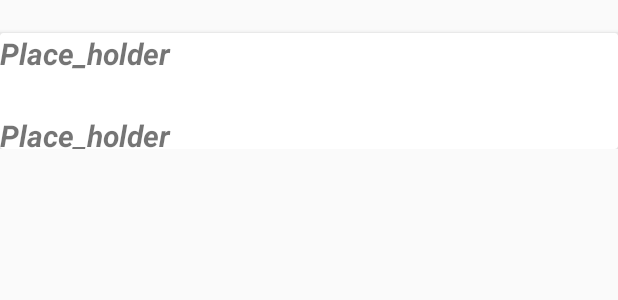
After one commit to pabloduz/SocialYou, an Android app: the layout list_event.xml on its own in the app's theme, with its tools: preview values and no code run, on a phone screen of 412 x 824 dp. The commit adds this screen. Shown: the top 300 px of the screen. Run offline under Robolectric (Android 15) with nearby library versions, the phone set to English and light mode, and no system bars.

Commit message:
starting my events

```diff
--- a/sample/src/main/AndroidManifest.xml
+++ b/sample/src/main/AndroidManifest.xml
@@ -30,7 +30,9 @@
         <activity android:name="com.eccos.socialyou.AddEventForm"
             android:screenOrientation="portrait">
         </activity>
-
+        <activity android:name="com.eccos.socialyou.MyEvents"
+            android:screenOrientation="portrait">
+        </activity>
 
     </application>
 
--- /dev/null
+++ b/sample/src/main/res/layout/list_event.xml
@@ -0,0 +1,58 @@
+<?xml version="1.0" encoding="utf-8"?>
+<LinearLayout xmlns:android="http://schemas.android.com/apk/res/android"
+    android:orientation="vertical" android:layout_width="match_parent"
+    android:layout_height="wrap_content">
+
+    <TextView
+        android:id="@+id/header"
+        android:layout_width="wrap_content"
+        android:layout_height="wrap_content"
+        android:layout_weight="1"
+        android:textSize="16sp"
+        android:textStyle="italic"
+        android:text="" />
+
+
+    <androidx.cardview.widget.CardView
+        android:layout_width="match_parent"
+        android:layout_height="wrap_content"
+        android:id="@+id/cv"
+        android:layout_gravity="center">
+
+        <LinearLayout
+            android:layout_width="match_parent"
+            android:layout_height="wrap_content"
+            android:orientation="horizontal">
+
+            <TextView
+                android:layout_width="match_parent"
+                android:layout_height="wrap_content"
+                android:textSize="20sp"
+                android:textStyle="bold|italic"
+                android:layout_gravity="center"
+                android:textAlignment="center"
+                android:id="@+id/firstText"
+                android:text="Place_holder" />
+        </LinearLayout>
+
+
+        <LinearLayout
+            android:layout_width="match_parent"
+            android:layout_height="wrap_content"
+            android:orientation="horizontal">
+
+            <TextView
+                android:layout_width="match_parent"
+                android:layout_height="wrap_content"
+                android:textSize="20sp"
+                android:textStyle="bold|italic"
+                android:layout_gravity="center"
+                android:textAlignment="center"
+                android:id="@+id/secondText"
+                android:layout_marginTop="40dp"
+                android:layout_marginBottom="10dp"
+            android:text="Place_holder" />
+        </LinearLayout>
+    </androidx.cardview.widget.CardView>
+
+</LinearLayout>
--- /dev/null
+++ b/sample/src/main/res/values/dimens.xml
@@ -0,0 +1,5 @@
+<?xml version="1.0" encoding="utf-8"?>
+<resources>
+    <dimen name="activity_vertical_margin">16dp</dimen>
+    <dimen name="activity_horizontal_margin">16dp</dimen>
+</resources>
--- a/sample/src/main/res/values/strings.xml
+++ b/sample/src/main/res/values/strings.xml
@@ -34,5 +34,6 @@
     <string name="time">Time</string>
     <string name="grant_location">SocialYou requires location permission.</string>
     <string name="grant_storage">Grant permission to select image.</string>
+    <string name="no_event">You don\'t attend to any event yet!</string>
 
 </resources>
```
Also changed, not shown: sample/src/main/java/com/eccos/socialyou/AddEventForm.java (+9 -10 lines), sample/src/main/java/com/eccos/socialyou/MainActivity.kt (+24 -6 lines), sample/src/main/java/com/eccos/socialyou/MyEvents.java (added, +199 -0 lines), sample/src/main/java/com/eccos/socialyou/SpotAdapter.java (added, +98 -0 lines), sample/src/main/res/layout/list_empty.xml (added, +12 -0 lines), sample/src/main/res/layout/my_events.xml (added, +20 -0 lines).
